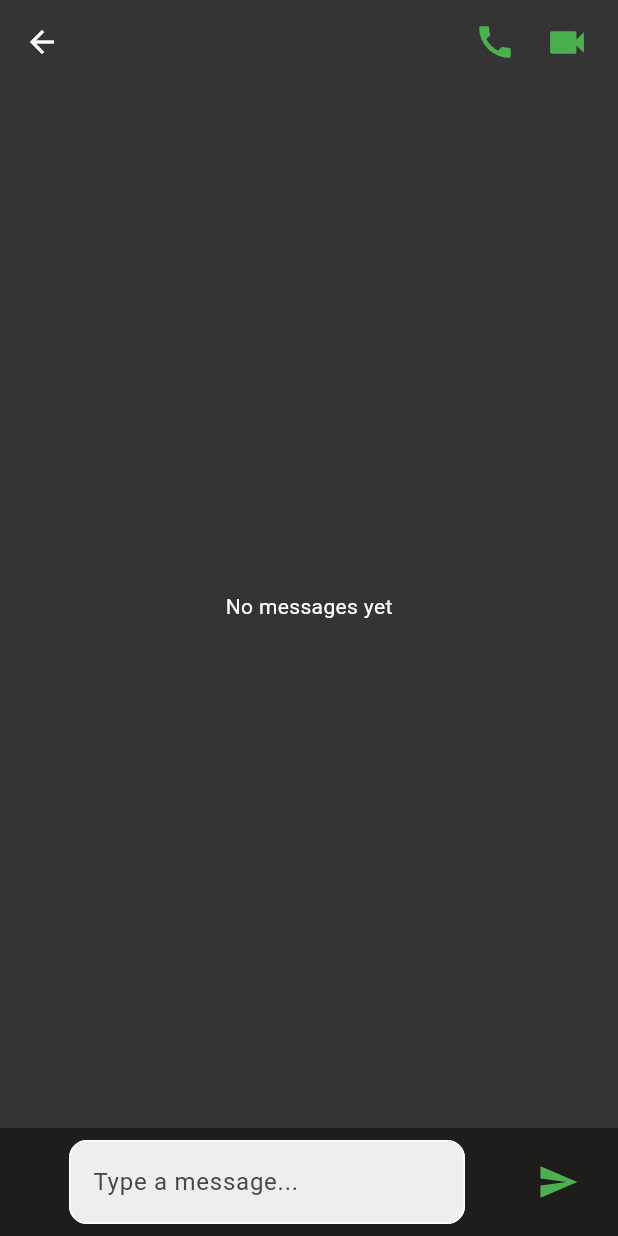
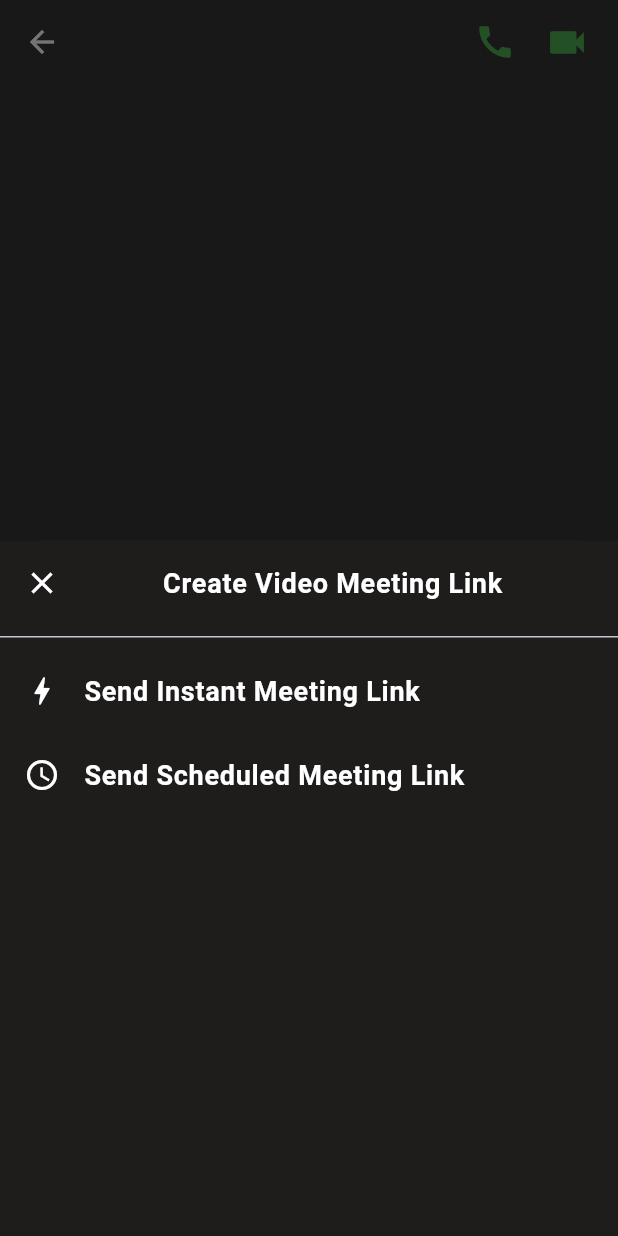
Before and after one commit to xufr5h/Chess-Game, a Flutter app: the ChatPage screen opened directly with empty values, after a tap on the "videocam" icon, on a phone screen of 412 x 824 dp. Run offline on Flutter 3.47's test engine with Material 3 defaults, Android fonts, the phone set to English and light mode, and no system bars; our stand-ins replace cloud_firestore, firebase_auth, firebase_core, google_sign_in, hive, hive_flutter and 1 more; missing offline and left inert: zego_uikit, zego_uikit_prebuilt_call, zego_uikit_signaling_plugin; accounts and stored records are empty; generated files the repository leaves out were written again.

Commit message:
created a modal for meeting link navigations

```diff
--- a/lib/chat/chat_page.dart
+++ b/lib/chat/chat_page.dart
@@ -1,5 +1,6 @@
 import 'package:chess_app/chat/chat_service.dart';
 import 'package:chess_app/components/chat_bubble.dart';
+import 'package:chess_app/components/chat_meeting.dart';
 import 'package:chess_app/components/textfield.dart';
 import 'package:chess_app/helper/app_constants.dart';
 import 'package:chess_app/helper/online_status.dart';
@@ -111,9 +112,7 @@ class _ChatPageState extends State<ChatPage> {
       resourceID: resourceID,
     ).then((result){
       if (!result) {
-        ScaffoldMessenger.of(context).showSnackBar(
-          SnackBar(content: Text('Failed to start call')),
-        );
+        _showUserOfflineDialog();
       }
     });
   }
@@ -154,11 +153,9 @@ class _ChatPageState extends State<ChatPage> {
       appBar: AppBar(
         centerTitle: true,
         title:
-            Flexible(
-              child: Text(
-                widget.receiverEmail,
-                style: const TextStyle(color: Colors.white),
-              ),
+            Text(
+              widget.receiverEmail,
+              style: const TextStyle(color: Colors.white),
             ),
         backgroundColor: Colors.transparent,
         foregroundColor: Colors.white,
@@ -175,7 +172,13 @@ class _ChatPageState extends State<ChatPage> {
           margin: const EdgeInsets.only(right: 10),
           child: IconButton(
             onPressed: (){
-              _startCall(context, widget.receiverID, widget.receiverEmail, true);
+              showModalBottomSheet(
+                backgroundColor: const Color.fromARGB(255, 35, 44, 49),
+                context: context,
+                builder: (BuildContext context){
+                  return const ChatMeeting();
+                }
+              );
             },
             icon: const Icon(Icons.videocam, color: Colors.green, size: 30),),
         )
--- /dev/null
+++ b/lib/components/chat_meeting.dart
@@ -0,0 +1,60 @@
+import 'package:flutter/material.dart';
+
+class ChatMeeting extends StatelessWidget {
+  const ChatMeeting({super.key});
+
+  @override
+  Widget build(BuildContext context) {
+    return Scaffold(
+      backgroundColor: const Color.fromARGB(255, 31, 28, 28),
+      body: Column(
+        children: [
+          ListTile(
+            onTap: (){
+              Navigator.pop(context);
+            },
+            leading: const Icon(Icons.close, color: Colors.white,),
+            title: const Text(
+              'Create Video Meeting Link',
+             style: TextStyle(
+                color: Colors.white,
+                fontSize: 18,
+                fontWeight: FontWeight.bold,
+              ),
+              textAlign: TextAlign.center,
+             ),
+             ),
+          const Divider(),
+          ListTile(
+            onTap: (){
+
+            },
+            leading: const Icon(Icons.bolt, color: Colors.white,),
+            title: const Text(
+              'Send Instant Meeting Link',
+             style: TextStyle(
+                color: Colors.white,
+                fontSize: 18,
+                fontWeight: FontWeight.bold,
+              ),
+             ),
+             ),
+          ListTile(
+            onTap: (){
+
+            },
+            leading: const Icon(Icons.schedule, color: Colors.white,),
+            title: const Text(
+              'Send Scheduled Meeting Link',
+             style: TextStyle(
+                color: Colors.white,
+                fontSize: 18,
+                fontWeight: FontWeight.bold,
+              ),
+             ),
+             ),
+        ],
+      ),
+    );
+  }
+}
```
